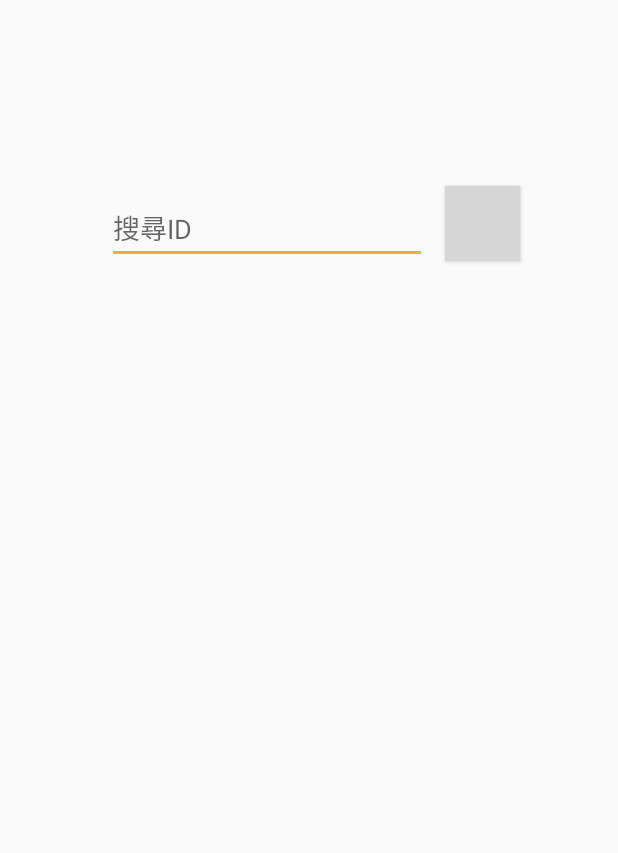
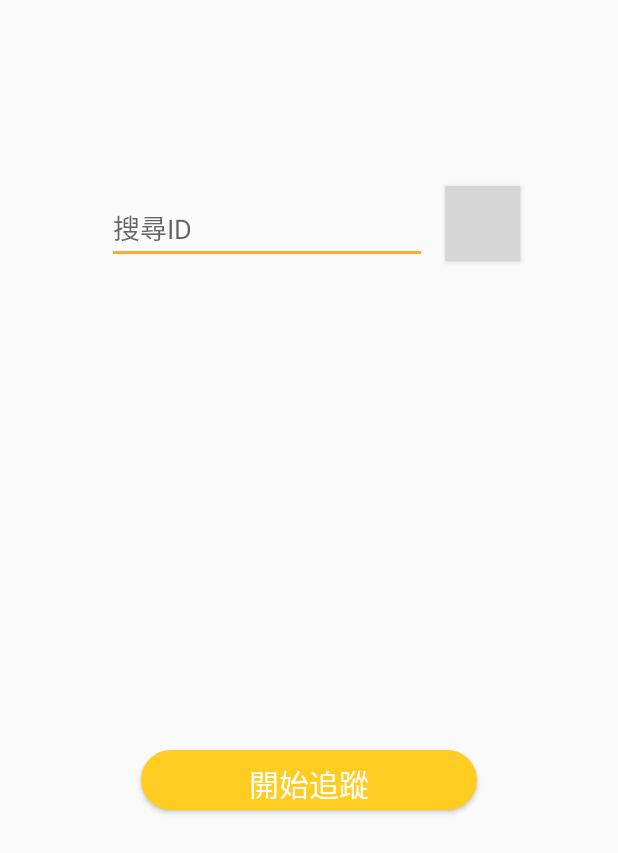
Before and after one commit to erikareck/BeaGroup, an Android app: the lockFriend screen opened directly, with no data from a screen before it, after a tap on an icon or button, on a phone screen of 412 x 824 dp. Shown: the top 853 px of the screen. Run offline under Robolectric (Android 15) with nearby library versions, the phone set to English and light mode, and no system bars; our stand-ins replace CircleImageView; libraries missing offline, so code that uses them is left out: com.estimote.coresdk; 1 statement that could not run was skipped.

Commit message:
following button implementation completed

```diff
--- a/app/src/main/java/com/example/sharon/beagroup/lockFriend.java
+++ b/app/src/main/java/com/example/sharon/beagroup/lockFriend.java
@@ -5,6 +5,7 @@ import android.support.v7.app.AppCompatActivity;
 import android.os.Bundle;
 import android.util.Log;
 import android.view.View;
+import android.widget.Button;
 import android.widget.EditText;
 import android.widget.TextView;
 import android.widget.Toast;
@@ -35,7 +36,10 @@ public class lockFriend extends AppCompatActivity{
     String[] UserInfo = new String[3];
     String result="";
     CircleImageView circleImageView;
+
     String group_id;
+    Button buttonLock;
+    String friendCheckCode;
 
     @Override
     protected void onCreate(Bundle savedInstanceState) {
@@ -47,7 +51,7 @@ public class lockFriend extends AppCompatActivity{
         circleImageView = (CircleImageView)findViewById(R.id.searchImage);
 
         group_id = SaveSharedPreference.getGroup_ID(this);
-
+        buttonLock = (Button)findViewById(R.id.button_lock);
 
     }
 
@@ -103,6 +107,7 @@ public class lockFriend extends AppCompatActivity{
                 }catch (JSONException e){
                     //e.printStackTrace();
                     textView.setText("ID錯誤");
+                    buttonLock.setVisibility(View.INVISIBLE);
                     //Toast.makeText(getApplicationContext(), "ID錯誤", Toast.LENGTH_SHORT).show();
                 }
 
@@ -153,6 +158,9 @@ public class lockFriend extends AppCompatActivity{
 
         Log.d("lockFriend", "loadIntoView");
 
+        //buttonLock.setVisibility(View.VISIBLE);
+        showFollowingButton();
+
         String gender = "";
         if(!json.equals("")) {
             JSONArray jsonArray = new JSONArray(json);
@@ -180,4 +188,19 @@ public class lockFriend extends AppCompatActivity{
         }*/
     }
 
+    public void showFollowingButton(){
+
+        //Erika 2018.10.19 追蹤按鈕(目前無邀請功能，直接追蹤)，文字可視整合過任意修改。
+        friendCheckCode = SaveSharedPreference.getFriendCheckCode(getApplicationContext());
+        if (friendCheckCode == "1"){
+            buttonLock.setVisibility(View.VISIBLE);
+            buttonLock.setText(R.string.following);//已追蹤
+            buttonLock.setClickable(false);//希望可以做到按鈕便灰色的，比較好辨識
+        }else{
+            buttonLock.setVisibility(View.VISIBLE);
+            buttonLock.setText(getString(R.string.follow));//開始追蹤
+            buttonLock.setClickable(true);
+        }
+    }
+
 }
--- a/app/src/main/res/layout/activity_lock_friend.xml
+++ b/app/src/main/res/layout/activity_lock_friend.xml
@@ -62,4 +62,20 @@
         app:layout_constraintStart_toStartOf="parent"
         app:layout_constraintTop_toBottomOf="@+id/searchImage" />
 
+    <Button
+        android:id="@+id/button_lock"
+        android:layout_width="wrap_content"
+        android:layout_height="45dp"
+        android:layout_marginEnd="8dp"
+        android:layout_marginStart="8dp"
+        android:layout_marginTop="20dp"
+        android:background="@drawable/logoutbtn_design"
+        android:text="@string/follow"
+        android:textColor="#FFFFFF"
+        android:textSize="20sp"
+        android:visibility="invisible"
+        app:layout_constraintEnd_toEndOf="parent"
+        app:layout_constraintStart_toStartOf="parent"
+        app:layout_constraintTop_toBottomOf="@+id/searchName" />
+
 </android.support.constraint.ConstraintLayout>
--- a/app/src/main/res/values/strings.xml
+++ b/app/src/main/res/values/strings.xml
@@ -49,6 +49,8 @@
     <string name="my">MY</string>
     <string name="textview">TextView</string>
     <string name="logout">登出</string>
+    <string name="follow">開始追蹤</string>
+    <string name="following">已追蹤</string>
 
 
 </resources>
```
